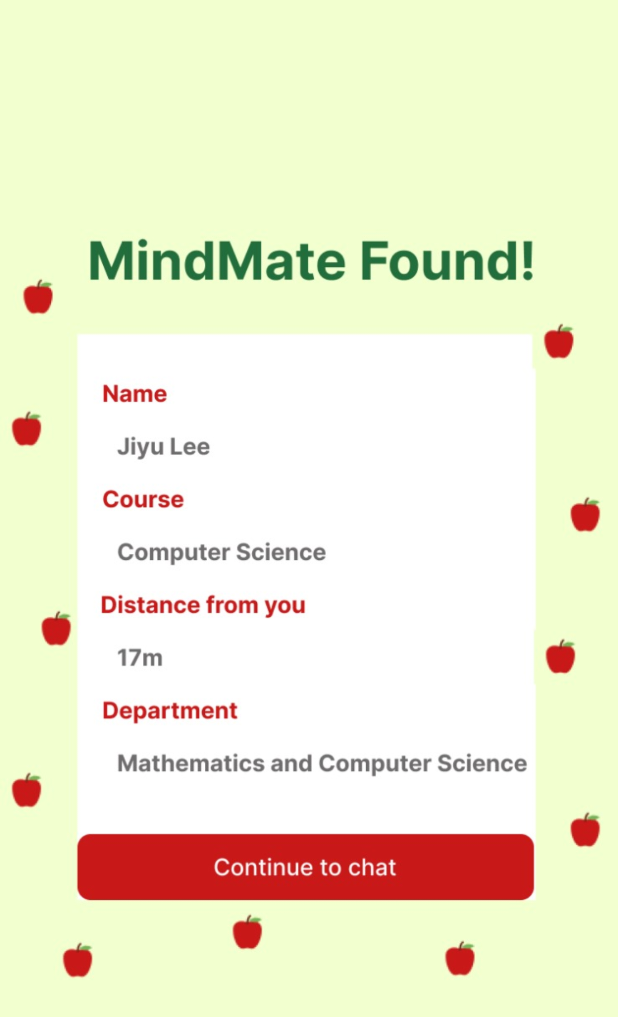
After one commit to calebporitz/MindMate, an Android app built with Jetpack Compose: the MatchFoundActivity screen opened directly, with no data from a screen before it, on a phone screen of 412 x 824 dp. The commit adds this screen. Shown: the top 1017 px of the screen. Run offline under Robolectric (Android 15) with nearby library versions, the phone set to English and light mode, and no system bars.

Commit message:
added matching ui frame, but network error upon registration

```diff
--- a/app/src/main/AndroidManifest.xml
+++ b/app/src/main/AndroidManifest.xml
@@ -34,6 +34,7 @@
             android:name=".ProfileActivity"
             android:exported="false" />
         <activity android:name=".ChatActivity" />
+        <activity android:name=".MatchFoundActivity" />
         <activity android:name=".SettingsActivity" />
         <activity android:name=".ChatListActivity" />
     </application>
--- /dev/null
+++ b/app/src/main/java/com/example/mindmate/MatchFoundActivity.java
@@ -0,0 +1,27 @@
+package com.example.mindmate;
+
+import android.os.Bundle;
+import android.os.Handler;
+import android.widget.ImageView;
+import android.widget.Toast;
+import androidx.appcompat.app.AppCompatActivity;
+
+public class MatchFoundActivity extends AppCompatActivity {
+
+    @Override
+    protected void onCreate(Bundle savedInstanceState) {
+        super.onCreate(savedInstanceState);
+        setContentView(R.layout.activity_matchfound);
+
+        ImageView imageView = findViewById(R.id.imageView);
+        imageView.setImageResource(R.drawable.matchfound); // Make sure this image is in your drawable folder
+
+        double latitude = getIntent().getDoubleExtra("latitude", 0);
+        double longitude = getIntent().getDoubleExtra("longitude", 0);
+
+        new Handler().postDelayed(() -> {
+            Toast.makeText(this, "Location: Lat: " + latitude + ", Lon: " + longitude, Toast.LENGTH_LONG).show();
+            finish();
+        }, 5000);
+    }
+}
--- /dev/null
+++ b/app/src/main/res/layout/activity_matchfound.xml
@@ -0,0 +1,14 @@
+<?xml version="1.0" encoding="utf-8"?>
+<FrameLayout xmlns:android="http://schemas.android.com/apk/res/android"
+    xmlns:tools="http://schemas.android.com/tools"
+    android:layout_width="match_parent"
+    android:layout_height="match_parent"
+    tools:context=".SearchingActivity">
+
+    <ImageView
+        android:id="@+id/imageView"
+        android:layout_width="match_parent"
+        android:layout_height="match_parent"
+        android:scaleType="centerCrop"
+        android:src="@drawable/matchfound" />  <!-- Reference to your image here -->
+</FrameLayout>
```
Also changed, not shown: app/build.gradle.kts (+13 -9 lines), app/src/main/java/com/example/mindmate/LocationHelper.java (+9 -32 lines), app/src/main/java/com/example/mindmate/SearchingActivity.java (+24 -2 lines), app/src/main/res/drawable/matchfound.png (added).
